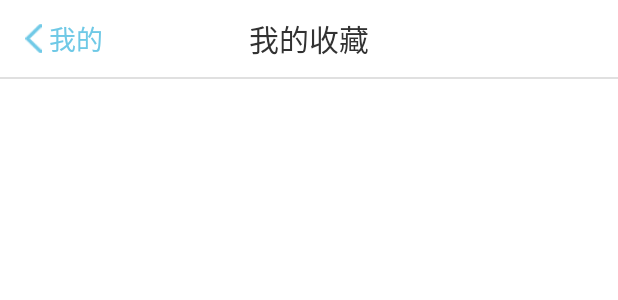
After one commit to chxxbb/TSET, an Android app: the layout activity_mycollect.xml on its own in the app's theme, with its tools: preview values and no code run, on a phone screen of 412 x 824 dp. The commit adds this screen. Shown: the top 300 px of the screen. Run offline under Robolectric (Android 15) with nearby library versions, the phone set to English and light mode, and no system bars.

Commit message:
2016年8月26日16:36:45
新增：
收藏页面
昵称信息修改的网络交互

```diff
--- a/app/src/main/AndroidManifest.xml
+++ b/app/src/main/AndroidManifest.xml
@@ -21,7 +21,8 @@
         <activity android:name=".View.RegisterActivity" />
         <activity android:name=".View.FeedbackActivity" />
         <activity android:name=".View.FindpawActivity" />
-        <activity android:name=".View.SetdataActivity"></activity>
+        <activity android:name=".View.SetdataActivity" />
+        <activity android:name=".View.MycollectActivity"></activity>
     </application>
 
 </manifest>
--- /dev/null
+++ b/app/src/main/res/layout/activity_mycollect.xml
@@ -0,0 +1,50 @@
+<?xml version="1.0" encoding="utf-8"?>
+<LinearLayout xmlns:android="http://schemas.android.com/apk/res/android"
+    xmlns:tools="http://schemas.android.com/tools"
+    android:layout_width="match_parent"
+    android:layout_height="match_parent"
+    android:orientation="vertical"
+    tools:context="com.example.chen.tset.View.MycollectActivity"
+    android:background="#ffffff">
+    <RelativeLayout
+        android:background="#ffffff"
+        android:layout_width="match_parent"
+        android:layout_height="@dimen/y96">
+        <LinearLayout
+            android:layout_width="wrap_content"
+            android:layout_height="match_parent"
+            android:orientation="horizontal">
+            <ImageView
+                android:layout_marginLeft="@dimen/x30"
+                android:layout_gravity="center_vertical"
+                android:layout_width="@dimen/x20"
+                android:layout_height="@dimen/y36"
+                android:src="@drawable/opinion_return"/>
+            <TextView
+                android:layout_marginLeft="@dimen/x8"
+                android:layout_gravity="center_vertical"
+                android:layout_width="wrap_content"
+                android:layout_height="wrap_content"
+                android:text="我的"
+                android:textSize="@dimen/x32"
+                android:textColor="#6fc9e6"/>
+        </LinearLayout>
+        <TextView
+            android:layout_width="wrap_content"
+            android:layout_height="wrap_content"
+            android:text="我的收藏"
+            android:textSize="@dimen/x36"
+            android:textColor="#323232"
+            android:layout_centerInParent="true"/>
+
+    </RelativeLayout>
+    <View
+        android:layout_width="match_parent"
+        android:layout_height="1dp"
+        android:background="#e0e0e0"/>
+    <ListView
+        android:id="@+id/lv_collect"
+        android:layout_width="match_parent"
+        android:layout_height="wrap_content"></ListView>
+
+</LinearLayout>
```
Also changed, not shown: app/src/main/java/com/example/chen/tset/View/MycollectActivity.java (added, +43 -0 lines), app/src/main/java/com/example/chen/tset/View/SetdataActivity.java (+14 -3 lines).
